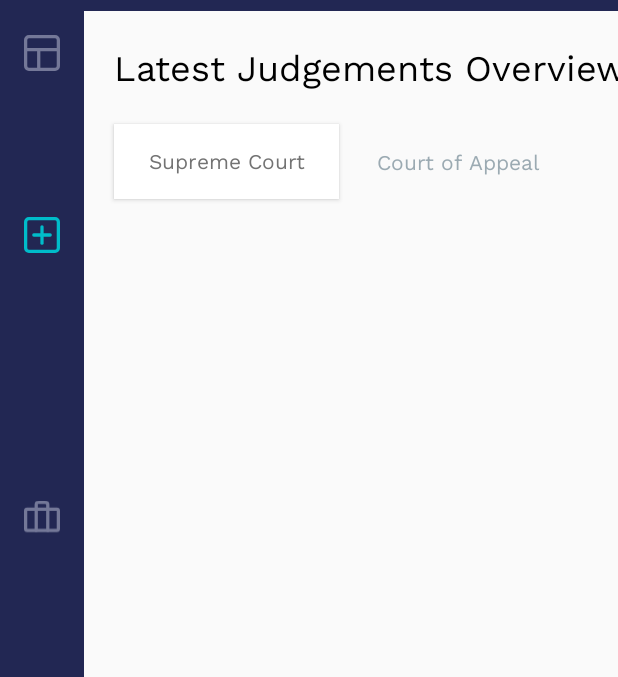
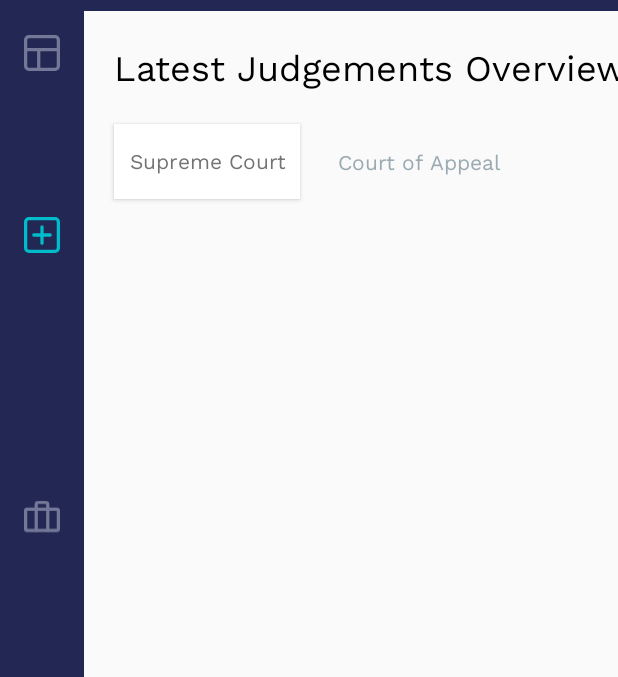
Before and after one commit to mo7amd89/Prime, an Android app: the screen it shows after launch (MainActivity), on a phone screen of 412 x 824 dp, the part 85-762 px from its top. Run offline under Robolectric (Android 15) with nearby library versions, the phone set to English and light mode, and no system bars; our stand-ins replace Dagger/Hilt's generated code, Room's generated code, navigation-ui.

Commit message:
Fixed layout size issues

```diff
--- a/app/src/main/java/com/ibrajix/prime/ui/activities/MainActivity.kt
+++ b/app/src/main/java/com/ibrajix/prime/ui/activities/MainActivity.kt
@@ -4,6 +4,7 @@ import android.os.Bundle
 import android.view.ContextMenu
 import android.view.View
 import android.view.ViewGroup
+import android.view.WindowManager
 import android.widget.Toast
 import androidx.appcompat.app.AppCompatActivity
 import androidx.core.content.ContextCompat
@@ -53,33 +54,6 @@ class MainActivity : AppCompatActivity() {
         navController = navHostFragment.navController
 
         handleActionBar()
-        setUpCaseClickListener()
-
-    }
-
-    private fun setUpCaseClickListener(){
-
-       /* casesAdapter = CasesAdapter(CasesAdapter.OnCaseClickListener{
-
-            //on click, change fragment container view background
-            binding.navHostFragment.setBackgroundColor(ContextCompat.getColor(this, R.color.fragment_view_when_clicked))
-            binding.lytDetail?.visibility = View.VISIBLE
-
-            Toast.makeText(this, it.toString(), Toast.LENGTH_LONG).show()
-        })
-
-        //on click close
-        binding.close?.setOnClickListener {
-            //change fragment container view to the normal view
-            binding.navHostFragment.setBackgroundColor(ContextCompat.getColor(this, R.color.content_background))
-            binding.lytDetail?.visibility = View.GONE
-        }*/
-
-       /* binding.close?.setOnClickListener {
-            //change fragment container view to the normal view
-            binding.navHostFragment.setBackgroundColor(ContextCompat.getColor(this, R.color.content_background))
-            binding.lytDetail?.visibility = View.GONE
-        }*/
 
     }
 
@@ -114,6 +88,9 @@ class MainActivity : AppCompatActivity() {
 
         }
 
+        //hides keyboard on start
+        this.window.setSoftInputMode(WindowManager.LayoutParams.SOFT_INPUT_STATE_ALWAYS_HIDDEN)
+
     }
 
 
--- a/app/src/main/res/layout-land/toolbar.xml
+++ b/app/src/main/res/layout-land/toolbar.xml
@@ -14,32 +14,43 @@
         app:navigationIcon="@drawable/ic_harmburger"
         app:navigationIconTint="@color/white">
 
+
+        <androidx.constraintlayout.widget.ConstraintLayout
+            android:layout_width="match_parent"
+            android:layout_height="wrap_content">
+
             <ImageView
+                android:id="@+id/imageView3"
                 android:layout_width="wrap_content"
                 android:layout_height="wrap_content"
+                android:contentDescription="@string/app_name"
                 android:src="@drawable/ic_logo_text"
-            android:contentDescription="@string/app_name"
-            android:layout_marginStart="@dimen/items_spacing_toolbar_large"/>
-
+                app:layout_constraintBottom_toBottomOf="parent"
+                app:layout_constraintStart_toStartOf="parent"
+                app:layout_constraintTop_toTopOf="parent" />
 
             <androidx.constraintlayout.widget.ConstraintLayout
-            android:layout_width="wrap_content"
+                android:id="@+id/constraintLayout3"
+                android:layout_width="0dp"
                 android:layout_height="wrap_content"
-            android:layout_marginStart="@dimen/items_spacing_toolbar_large">
+                android:layout_marginStart="@dimen/items_spacing_toolbar_large"
+                app:layout_constraintBottom_toBottomOf="parent"
+                app:layout_constraintStart_toEndOf="@+id/imageView3"
+                app:layout_constraintTop_toTopOf="parent">
 
                 <EditText
                     android:id="@+id/et_search"
-                android:layout_width="@dimen/edit_text_search_width"
+                    android:layout_width="400dp"
                     android:layout_height="@dimen/edit_text_search_height"
                     android:layout_centerInParent="true"
-                android:autofillHints="name"
                     android:background="@color/edit_text_search"
                     android:drawableStart="@drawable/ic_search"
                     android:drawablePadding="@dimen/edit_text_spacing"
                     android:hint="@string/search_cases_and_files"
+                    android:textSize="12sp"
                     android:inputType="text"
+                    android:paddingStart="@dimen/edit_text_spacing"
                     android:textColor="@color/white"
-                android:paddingStart="@dimen/edit_text_spacing"
                     android:textColorHint="@color/grey"
                     app:layout_constraintBottom_toBottomOf="parent"
                     app:layout_constraintEnd_toEndOf="parent"
@@ -50,15 +61,15 @@
                 </EditText>
 
                 <androidx.appcompat.widget.AppCompatButton
-                android:id="@+id/btn_clear"
-                android:layout_width="@dimen/edit_text_button_search_width"
+                    android:id="@+id/btn_search"
+                    android:layout_width="0dp"
                     android:layout_height="@dimen/edit_text_button_search_height"
                     android:layout_centerVertical="true"
+                    android:layout_marginEnd="5dp"
                     android:background="@color/btn_search"
                     android:text="@string/search"
+                    android:textAlignment="center"
                     android:textAllCaps="false"
-                android:textAlignment="center"
-                android:layout_marginEnd="5dp"
                     android:textColor="@color/white"
                     app:layout_constraintBottom_toBottomOf="parent"
                     app:layout_constraintEnd_toEndOf="parent"
@@ -66,34 +77,39 @@
 
             </androidx.constraintlayout.widget.ConstraintLayout>
 
-
             <androidx.appcompat.widget.AppCompatButton
-            android:layout_width="@dimen/btn_history_width"
+                android:id="@+id/appCompatButton3"
+                android:layout_width="0dp"
                 android:layout_height="@dimen/btn_history_height"
+                android:layout_marginStart="@dimen/items_spacing_toolbar_large"
                 android:background="@drawable/btn_with_border_radius"
+                android:drawableEnd="@drawable/ic_caret_down"
+                android:paddingStart="18dp"
+                android:paddingEnd="18dp"
                 android:text="@string/history"
                 android:textAllCaps="false"
                 android:textColor="@color/white"
-            android:drawableEnd="@drawable/ic_caret_down"
-            android:paddingEnd="18dp"
-            android:paddingStart="18dp"
-            android:layout_marginStart="@dimen/items_spacing_toolbar_small">
+                app:layout_constraintBottom_toBottomOf="parent"
+                app:layout_constraintStart_toEndOf="@+id/constraintLayout3"
+                app:layout_constraintTop_toTopOf="parent">
 
             </androidx.appcompat.widget.AppCompatButton>
-
 
             <androidx.constraintlayout.widget.ConstraintLayout
                 android:layout_width="50dp"
                 android:layout_height="50dp"
                 android:layout_gravity="end"
-            android:layout_marginEnd="@dimen/items_spacing_toolbar_large"
-            android:background="@drawable/circle">
+                android:background="@drawable/circle"
+                app:layout_constraintBottom_toBottomOf="parent"
+                app:layout_constraintEnd_toEndOf="parent"
+                app:layout_constraintStart_toEndOf="@+id/appCompatButton3"
+                app:layout_constraintTop_toTopOf="parent">
 
                 <ImageView
                     android:layout_width="@dimen/toolbar_user_width"
                     android:layout_height="@dimen/toolbar_user_height"
+                    android:contentDescription="@string/user_profile"
                     android:src="@drawable/ic_user"
-                android:contentDescription="@string/user_profile"
                     app:layout_constraintBottom_toBottomOf="parent"
                     app:layout_constraintEnd_toEndOf="parent"
                     app:layout_constraintStart_toStartOf="parent"
@@ -101,6 +117,8 @@
 
             </androidx.constraintlayout.widget.ConstraintLayout>
 
+        </androidx.constraintlayout.widget.ConstraintLayout>
+
     </com.google.android.material.appbar.MaterialToolbar>
 
 </com.google.android.material.appbar.AppBarLayout>
--- a/app/src/main/res/layout-sw600dp/activity_main.xml
+++ b/app/src/main/res/layout-sw600dp/activity_main.xml
@@ -132,6 +132,7 @@
             android:layout_height="wrap_content"
             android:layout_marginTop="30dp"
             android:layout_marginEnd="20dp"
+            android:textSize="12sp"
             android:text="@string/random_text"
             android:textColor="@color/black"
             android:textStyle="bold"
@@ -145,9 +146,9 @@
 
         <androidx.appcompat.widget.AppCompatButton
             android:id="@+id/appCompatButton2"
-            android:layout_width="200dp"
+            android:layout_width="0dp"
             android:layout_height="50dp"
-            android:layout_marginBottom="124dp"
+            android:padding="10dp"
             android:background="@color/white"
             android:text="@string/view_summary"
             android:textAllCaps="false"
@@ -157,15 +158,18 @@
             app:layout_constraintStart_toStartOf="@+id/textView6" />
 
         <androidx.appcompat.widget.AppCompatButton
-            android:layout_width="200dp"
+            android:layout_width="0dp"
             android:layout_height="50dp"
+            android:layout_marginStart="50dp"
             android:background="@color/main_orange"
+            android:padding="10dp"
             android:text="@string/read_full_judgement"
+            android:textAllCaps="false"
             android:textColor="@color/white"
-            android:textAllCaps="false"
             android:textStyle="bold"
             app:layout_constraintBottom_toBottomOf="@+id/appCompatButton2"
             app:layout_constraintEnd_toEndOf="@+id/textView6"
+            app:layout_constraintStart_toEndOf="@+id/appCompatButton2"
             app:layout_constraintTop_toTopOf="@+id/appCompatButton2" />
 
 
--- a/app/src/main/res/layout-sw600dp/toolbar.xml
+++ b/app/src/main/res/layout-sw600dp/toolbar.xml
@@ -14,32 +14,42 @@
         app:navigationIcon="@drawable/ic_harmburger"
         app:navigationIconTint="@color/white">
 
+        <androidx.constraintlayout.widget.ConstraintLayout
+            android:layout_width="match_parent"
+            android:layout_height="wrap_content">
+
             <ImageView
+                android:id="@+id/imageView3"
                 android:layout_width="wrap_content"
                 android:layout_height="wrap_content"
+                android:contentDescription="@string/app_name"
                 android:src="@drawable/ic_logo_text"
-            android:contentDescription="@string/app_name"
-            android:layout_marginStart="@dimen/items_spacing_toolbar_large"/>
-
+                app:layout_constraintBottom_toBottomOf="parent"
+                app:layout_constraintStart_toStartOf="parent"
+                app:layout_constraintTop_toTopOf="parent" />
 
             <androidx.constraintlayout.widget.ConstraintLayout
-            android:layout_width="wrap_content"
+                android:id="@+id/constraintLayout3"
+                android:layout_width="0dp"
                 android:layout_height="wrap_content"
-            android:layout_marginStart="@dimen/items_spacing_toolbar_large">
+                android:layout_marginStart="@dimen/items_spacing_toolbar_large"
+                app:layout_constraintBottom_toBottomOf="parent"
+                app:layout_constraintStart_toEndOf="@+id/imageView3"
+                app:layout_constraintTop_toTopOf="parent">
 
                 <EditText
                     android:id="@+id/et_search"
-                android:layout_width="@dimen/edit_text_search_width"
+                    android:layout_width="400dp"
                     android:layout_height="@dimen/edit_text_search_height"
                     android:layout_centerInParent="true"
-                android:autofillHints="name"
                     android:background="@color/edit_text_search"
                     android:drawableStart="@drawable/ic_search"
                     android:drawablePadding="@dimen/edit_text_spacing"
                     android:hint="@string/search_cases_and_files"
+                    android:textSize="12sp"
                     android:inputType="text"
+                    android:paddingStart="@dimen/edit_text_spacing"
                     android:textColor="@color/white"
-                android:paddingStart="@dimen/edit_text_spacing"
                     android:textColorHint="@color/grey"
                     app:layout_constraintBottom_toBottomOf="parent"
                     app:layout_constraintEnd_toEndOf="parent"
@@ -51,14 +61,14 @@
 
                 <androidx.appcompat.widget.AppCompatButton
                     android:id="@+id/btn_clear"
-                android:layout_width="@dimen/edit_text_button_search_width"
+                    android:layout_width="0dp"
                     android:layout_height="@dimen/edit_text_button_search_height"
                     android:layout_centerVertical="true"
+                    android:layout_marginEnd="5dp"
                     android:background="@color/btn_search"
                     android:text="@string/search"
+                    android:textAlignment="center"
                     android:textAllCaps="false"
-                android:textAlignment="center"
-                android:layout_marginEnd="5dp"
                     android:textColor="@color/white"
                     app:layout_constraintBottom_toBottomOf="parent"
                     app:layout_constraintEnd_toEndOf="parent"
@@ -66,34 +76,39 @@
 
             </androidx.constraintlayout.widget.ConstraintLayout>
 
-
             <androidx.appcompat.widget.AppCompatButton
-            android:layout_width="@dimen/btn_history_width"
+                android:id="@+id/appCompatButton3"
+                android:layout_width="0dp"
                 android:layout_height="@dimen/btn_history_height"
+                android:layout_marginStart="@dimen/items_spacing_toolbar_large"
                 android:background="@drawable/btn_with_border_radius"
+                android:drawableEnd="@drawable/ic_caret_down"
+                android:paddingStart="18dp"
+                android:paddingEnd="18dp"
                 android:text="@string/history"
                 android:textAllCaps="false"
                 android:textColor="@color/white"
-            android:drawableEnd="@drawable/ic_caret_down"
-            android:paddingEnd="18dp"
-            android:paddingStart="18dp"
-            android:layout_marginStart="@dimen/items_spacing_toolbar_small">
+                app:layout_constraintBottom_toBottomOf="parent"
+                app:layout_constraintStart_toEndOf="@+id/constraintLayout3"
+                app:layout_constraintTop_toTopOf="parent">
 
             </androidx.appcompat.widget.AppCompatButton>
-
 
             <androidx.constraintlayout.widget.ConstraintLayout
                 android:layout_width="50dp"
                 android:layout_height="50dp"
                 android:layout_gravity="end"
-            android:layout_marginEnd="@dimen/items_spacing_toolbar_large"
-            android:background="@drawable/circle">
+                android:background="@drawable/circle"
+                app:layout_constraintBottom_toBottomOf="parent"
+                app:layout_constraintEnd_toEndOf="parent"
+                app:layout_constraintStart_toEndOf="@+id/appCompatButton3"
+                app:layout_constraintTop_toTopOf="parent">
 
                 <ImageView
                     android:layout_width="@dimen/toolbar_user_width"
                     android:layout_height="@dimen/toolbar_user_height"
+                    android:contentDescription="@string/user_profile"
                     android:src="@drawable/ic_user"
-                android:contentDescription="@string/user_profile"
                     app:layout_constraintBottom_toBottomOf="parent"
                     app:layout_constraintEnd_toEndOf="parent"
                     app:layout_constraintStart_toStartOf="parent"
@@ -101,6 +116,9 @@
 
             </androidx.constraintlayout.widget.ConstraintLayout>
 
+        </androidx.constraintlayout.widget.ConstraintLayout>
+
+
     </com.google.android.material.appbar.MaterialToolbar>
 
 </com.google.android.material.appbar.AppBarLayout>
--- a/app/src/main/res/layout/activity_main.xml
+++ b/app/src/main/res/layout/activity_main.xml
@@ -135,6 +135,7 @@
             android:text="@string/random_text"
             android:textColor="@color/black"
             android:textStyle="bold"
+            android:textSize="12sp"
             app:layout_constraintBottom_toBottomOf="parent"
             app:layout_constraintEnd_toEndOf="parent"
             app:layout_constraintHorizontal_bias="0.0"
@@ -145,9 +146,10 @@
 
         <androidx.appcompat.widget.AppCompatButton
             android:id="@+id/appCompatButton2"
-            android:layout_width="200dp"
+            android:layout_width="0dp"
             android:layout_height="50dp"
-            android:layout_marginBottom="124dp"
+            android:padding="10dp"
+            android:layout_marginStart="40dp"
             android:background="@color/white"
             android:text="@string/view_summary"
             android:textAllCaps="false"
@@ -157,15 +159,20 @@
             app:layout_constraintStart_toStartOf="@+id/textView6" />
 
         <androidx.appcompat.widget.AppCompatButton
-            android:layout_width="200dp"
+            android:id="@+id/appCompatButton4"
+            android:layout_width="0dp"
             android:layout_height="50dp"
+            android:layout_marginEnd="40dp"
+            android:layout_marginStart="10dp"
             android:background="@color/main_orange"
+            android:padding="10dp"
             android:text="@string/read_full_judgement"
+            android:textAllCaps="false"
             android:textColor="@color/white"
-            android:textAllCaps="false"
             android:textStyle="bold"
             app:layout_constraintBottom_toBottomOf="@+id/appCompatButton2"
             app:layout_constraintEnd_toEndOf="@+id/textView6"
+            app:layout_constraintStart_toEndOf="@+id/appCompatButton2"
             app:layout_constraintTop_toTopOf="@+id/appCompatButton2" />
 
 
--- a/app/src/main/res/layout/fragment_content.xml
+++ b/app/src/main/res/layout/fragment_content.xml
@@ -20,8 +20,9 @@
 
     <androidx.appcompat.widget.AppCompatButton
         android:id="@+id/appCompatButton"
-        android:layout_width="150dp"
+        android:layout_width="0dp"
         android:layout_height="50dp"
+        android:padding="10dp"
         android:layout_marginTop="20dp"
         android:background="@color/white"
         android:text="@string/supreme_court"
--- a/app/src/main/res/values/dimens.xml
+++ b/app/src/main/res/values/dimens.xml
@@ -25,7 +25,7 @@
     <dimen name="logo_shirt_width_height">24dp</dimen>
     <dimen name="card_margin_spacing_vs">5dp</dimen>
     <dimen name="card_margin_spacing_top">24dp</dimen>
-    <dimen name="card_clients_name_size">18sp</dimen>
+    <dimen name="card_clients_name_size">13sp</dimen>
     <dimen name="item_offset">18dp</dimen>
     <dimen name="recyclerview_card_text_dates_size">8sp</dimen>
 
```
Lines whose indentation alone changed are shown as unchanged.
